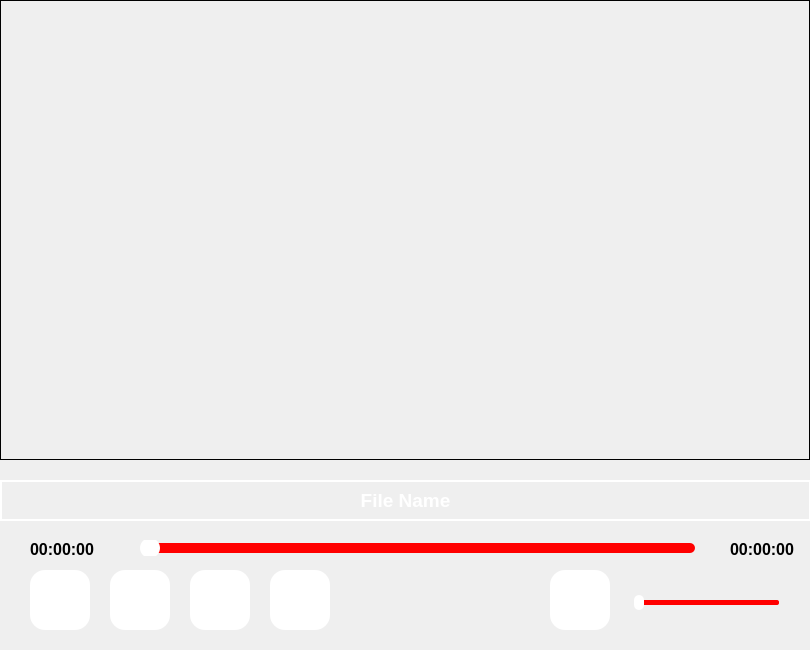
Qt form src/view/videoview.ui (thinhth510/DATN_QT) before a commit.
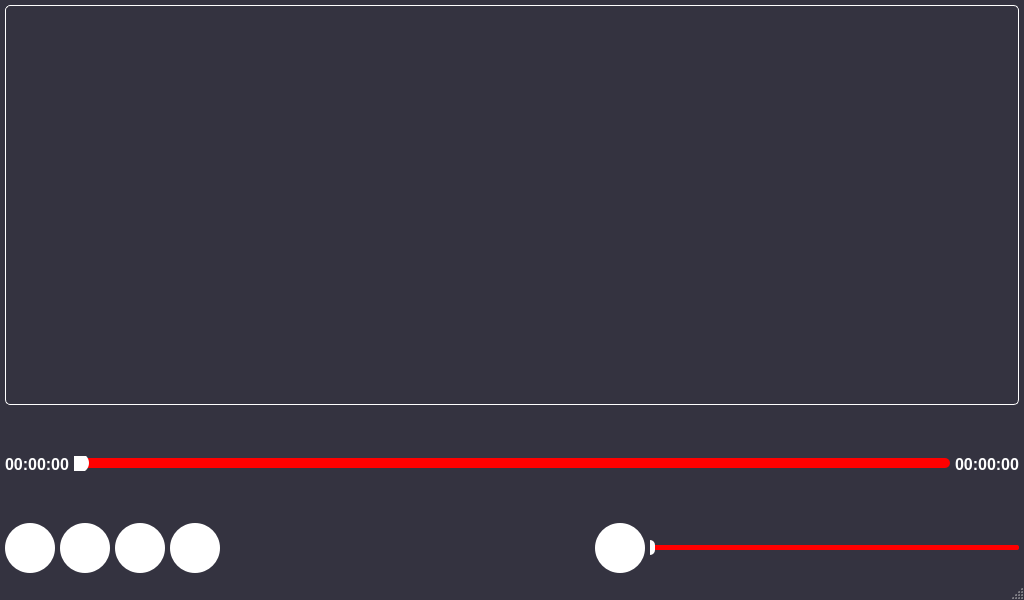
The same form after that commit.

What changed in the file:
```diff
--- a/src/view/videoview.ui
+++ b/src/view/videoview.ui
@@ -1,299 +1,312 @@
 <?xml version="1.0" encoding="UTF-8"?>
 <ui version="4.0">
  <class>VideoView</class>
- <widget class="QWidget" name="VideoView">
+ <widget class="QMainWindow" name="VideoView">
   <property name="geometry">
    <rect>
     <x>0</x>
     <y>0</y>
-    <width>810</width>
-    <height>650</height>
+    <width>1024</width>
+    <height>600</height>
    </rect>
   </property>
   <property name="windowTitle">
    <string>Form</string>
   </property>
-  <widget class="QGroupBox" name="groupBox_Video">
-   <property name="geometry">
-    <rect>
-     <x>0</x>
-     <y>0</y>
-     <width>810</width>
-     <height>460</height>
-    </rect>
-   </property>
-   <property name="styleSheet">
-    <string notr="true">QGroupBox
-{
-	border : 1px solid black;
+  <property name="styleSheet">
+   <string notr="true">QMainWindow {
+    background-color: rgb(52,51,64);
+}
+QLabel {
+    color: rgb(255,255,255);
 }</string>
-   </property>
-   <property name="title">
-    <string/>
-   </property>
-  </widget>
-  <widget class="QPushButton" name="pushButton_Seek_Backward">
-   <property name="geometry">
-    <rect>
-     <x>30</x>
-     <y>570</y>
-     <width>60</width>
-     <height>60</height>
-    </rect>
-   </property>
-   <property name="styleSheet">
-    <string notr="true">QPushButton
-{
-	border : none;
-	border-radius : 15px;
-	min-width : 60px;
-	max-width : 60px;
-	min-height : 60px;
-	max-height: 60px;
-	background-color : rgb(255,255,255);
-	color : rgb(52,51,64);
-	padding : 0px;
+  </property>
+  <widget class="QWidget" name="centralwidget">
+   <layout class="QVBoxLayout" name="verticalLayout">
+    <property name="spacing">
+     <number>5</number>
+    </property>
+    <property name="leftMargin">
+     <number>5</number>
+    </property>
+    <property name="topMargin">
+     <number>5</number>
+    </property>
+    <property name="rightMargin">
+     <number>5</number>
+    </property>
+    <property name="bottomMargin">
+     <number>5</number>
+    </property>
+    <item>
+     <widget class="QGroupBox" name="groupBox_Video">
+      <property name="minimumSize">
+       <size>
+        <width>0</width>
+        <height>400</height>
+       </size>
+      </property>
+      <property name="styleSheet">
+       <string notr="true">QGroupBox {
+    border: 1px solid rgb(255,255,255);
+    border-radius: 5px;
 }</string>
-   </property>
-   <property name="text">
-    <string/>
-   </property>
-  </widget>
-  <widget class="QPushButton" name="pushButton_Play_Pause">
-   <property name="geometry">
-    <rect>
-     <x>110</x>
-     <y>570</y>
-     <width>60</width>
-     <height>60</height>
-    </rect>
-   </property>
-   <property name="styleSheet">
-    <string notr="true">QPushButton
-{
-	border : none;
-	border-radius : 15px;
-	min-width : 60px;
-	max-width : 60px;
-	min-height : 60px;
-	max-height: 60px;
-	background-color : rgb(255,255,255);
-	color : rgb(52,51,64);
-	padding : 0px;
+      </property>
+      <property name="title">
+       <string/>
+      </property>
+     </widget>
+    </item>
+    <item>
+     <layout class="QHBoxLayout" name="timeLayout">
+      <item>
+       <widget class="QLabel" name="label_Current_Time">
+        <property name="minimumSize">
+         <size>
+          <width>60</width>
+          <height>20</height>
+         </size>
+        </property>
+        <property name="font">
+         <font>
+          <pointsize>12</pointsize>
+          <bold>true</bold>
+         </font>
+        </property>
+        <property name="text">
+         <string>00:00:00</string>
+        </property>
+       </widget>
+      </item>
+      <item>
+       <widget class="QSlider" name="horizontalSlider_Duration">
+        <property name="styleSheet">
+         <string notr="true">QSlider::groove:horizontal {
+    height: 10px;
+    background: red;
+    border-radius: 5px;
+}
+QSlider::handle:horizontal {
+    background: rgb(255,255,255);
+    width: 20px;
+    height: 20px;
+    margin: -5px -5px;
+    border-radius: 10px;
 }</string>
-   </property>
-   <property name="text">
-    <string/>
-   </property>
-  </widget>
-  <widget class="QPushButton" name="pushButton_Stop">
-   <property name="geometry">
-    <rect>
-     <x>190</x>
-     <y>570</y>
-     <width>60</width>
-     <height>60</height>
-    </rect>
-   </property>
-   <property name="styleSheet">
-    <string notr="true">QPushButton
-{
-	border : none;
-	border-radius : 15px;
-	min-width : 60px;
-	max-width : 60px;
-	min-height : 60px;
-	max-height: 60px;
-	background-color : rgb(255,255,255);
-	color : rgb(52,51,64);
-	padding : 0px;
+        </property>
+        <property name="orientation">
+         <enum>Qt::Orientation::Horizontal</enum>
+        </property>
+       </widget>
+      </item>
+      <item>
+       <widget class="QLabel" name="label_Total_Time">
+        <property name="minimumSize">
+         <size>
+          <width>60</width>
+          <height>20</height>
+         </size>
+        </property>
+        <property name="font">
+         <font>
+          <pointsize>12</pointsize>
+          <bold>true</bold>
+         </font>
+        </property>
+        <property name="text">
+         <string>00:00:00</string>
+        </property>
+       </widget>
+      </item>
+     </layout>
+    </item>
+    <item>
+     <layout class="QHBoxLayout" name="controlsLayout">
+      <item>
+       <widget class="QPushButton" name="pushButton_Seek_Backward">
+        <property name="minimumSize">
+         <size>
+          <width>50</width>
+          <height>50</height>
+         </size>
+        </property>
+        <property name="styleSheet">
+         <string notr="true">QPushButton {
+    border: none;
+    border-radius: 25px;
+    background-color: rgb(255,255,255);
+    color: rgb(52,51,64);
+    padding: 0px;
 }</string>
-   </property>
-   <property name="text">
-    <string/>
-   </property>
-  </widget>
-  <widget class="QPushButton" name="pushButton_Seek_Forward">
-   <property name="geometry">
-    <rect>
-     <x>270</x>
-     <y>570</y>
-     <width>60</width>
-     <height>60</height>
-    </rect>
-   </property>
-   <property name="styleSheet">
-    <string notr="true">QPushButton
-{
-	border : none;
-	border-radius : 15px;
-	min-width : 60px;
-	max-width : 60px;
-	min-height : 60px;
-	max-height: 60px;
-	background-color : rgb(255,255,255);
-	color : rgb(52,51,64);
-	padding : 0px;
+        </property>
+        <property name="text">
+         <string/>
+        </property>
+        <property name="iconSize">
+         <size>
+          <width>32</width>
+          <height>32</height>
+         </size>
+        </property>
+       </widget>
+      </item>
+      <item>
+       <widget class="QPushButton" name="pushButton_Play_Pause">
+        <property name="minimumSize">
+         <size>
+          <width>50</width>
+          <height>50</height>
+         </size>
+        </property>
+        <property name="styleSheet">
+         <string notr="true">QPushButton {
+    border: none;
+    border-radius: 25px;
+    background-color: rgb(255,255,255);
+    color: rgb(52,51,64);
+    padding: 0px;
 }</string>
-   </property>
-   <property name="text">
-    <string/>
-   </property>
-  </widget>
-  <widget class="QPushButton" name="pushButton_Volume">
-   <property name="geometry">
-    <rect>
-     <x>550</x>
-     <y>570</y>
-     <width>60</width>
-     <height>60</height>
-    </rect>
-   </property>
-   <property name="styleSheet">
-    <string notr="true">QPushButton
-{
-	border : none;
-	border-radius : 15px;
-	min-width : 60px;
-	max-width : 60px;
-	min-height : 60px;
-	max-height: 60px;
-	background-color : rgb(255,255,255);
-	color : rgb(52,51,64);
-	padding : 0px;
+        </property>
+        <property name="text">
+         <string/>
+        </property>
+        <property name="iconSize">
+         <size>
+          <width>32</width>
+          <height>32</height>
+         </size>
+        </property>
+       </widget>
+      </item>
+      <item>
+       <widget class="QPushButton" name="pushButton_Stop">
+        <property name="minimumSize">
+         <size>
+          <width>50</width>
+          <height>50</height>
+         </size>
+        </property>
+        <property name="styleSheet">
+         <string notr="true">QPushButton {
+    border: none;
+    border-radius: 25px;
+    background-color: rgb(255,255,255);
+    color: rgb(52,51,64);
+    padding: 0px;
 }</string>
-   </property>
-   <property name="text">
-    <string/>
-   </property>
-  </widget>
-  <widget class="QSlider" name="horizontalSlider_Volume">
-   <property name="geometry">
-    <rect>
-     <x>629</x>
-     <y>594</y>
-     <width>160</width>
-     <height>16</height>
-    </rect>
-   </property>
-   <property name="styleSheet">
-    <string notr="true">QSlider::groove:horizontal
-{
-	height : 5px;
-	width : 140px;
-	background : red;
-	border-radius : 2px;
-}
-QSlider::handle:horizontal
-{
-	background : rgb(255,255,255);
-	width : 10px;
-	height : 20px;
-	margin : -5px -5px;
-	border-radius : 5px;
+        </property>
+        <property name="text">
+         <string/>
+        </property>
+        <property name="iconSize">
+         <size>
+          <width>32</width>
+          <height>32</height>
+         </size>
+        </property>
+       </widget>
+      </item>
+      <item>
+       <widget class="QPushButton" name="pushButton_Seek_Forward">
+        <property name="minimumSize">
+         <size>
+          <width>50</width>
+          <height>50</height>
+         </size>
+        </property>
+        <property name="styleSheet">
+         <string notr="true">QPushButton {
+    border: none;
+    border-radius: 25px;
+    background-color: rgb(255,255,255);
+    color: rgb(52,51,64);
+    padding: 0px;
 }</string>
-   </property>
-   <property name="orientation">
-    <enum>Qt::Orientation::Horizontal</enum>
-   </property>
-  </widget>
-  <widget class="QSlider" name="horizontalSlider_Duration">
-   <property name="geometry">
-    <rect>
-     <x>120</x>
-     <y>540</y>
-     <width>601</width>
-     <height>16</height>
-    </rect>
-   </property>
-   <property name="styleSheet">
-    <string notr="true">QSlider::groove:horizontal
-{
-	height : 10px;
-	width : 550px;
-	background : red;
-	border-radius : 5px;
+        </property>
+        <property name="text">
+         <string/>
+        </property>
+        <property name="iconSize">
+         <size>
+          <width>32</width>
+          <height>32</height>
+         </size>
+        </property>
+       </widget>
+      </item>
+      <item>
+       <spacer name="horizontalSpacer">
+        <property name="orientation">
+         <enum>Qt::Orientation::Horizontal</enum>
+        </property>
+        <property name="sizeHint" stdset="0">
+         <size>
+          <width>40</width>
+          <height>20</height>
+         </size>
+        </property>
+       </spacer>
+      </item>
+      <item>
+       <widget class="QPushButton" name="pushButton_Volume">
+        <property name="minimumSize">
+         <size>
+          <width>50</width>
+          <height>50</height>
+         </size>
+        </property>
+        <property name="styleSheet">
+         <string notr="true">QPushButton {
+    border: none;
+    border-radius: 25px;
+    background-color: rgb(255,255,255);
+    color: rgb(52,51,64);
+    padding: 0px;
+}</string>
+        </property>
+        <property name="text">
+         <string/>
+        </property>
+        <property name="iconSize">
+         <size>
+          <width>32</width>
+          <height>32</height>
+         </size>
+        </property>
+       </widget>
+      </item>
+      <item>
+       <widget class="QSlider" name="horizontalSlider_Volume">
+        <property name="minimumSize">
+         <size>
+          <width>150</width>
+          <height>0</height>
+         </size>
+        </property>
+        <property name="styleSheet">
+         <string notr="true">QSlider::groove:horizontal {
+    height: 5px;
+    background: red;
+    border-radius: 2px;
 }
-QSlider::handle:horizontal
-{
-	background : rgb(255,255,255);
-	width : 20px;
-	height : 40px;
-	margin : -5px -5px;
-	border-radius : 10px;
+QSlider::handle:horizontal {
+    background: rgb(255,255,255);
+    width: 10px;
+    height: 20px;
+    margin: -5px -5px;
+    border-radius: 5px;
 }</string>
-   </property>
-   <property name="orientation">
-    <enum>Qt::Orientation::Horizontal</enum>
-   </property>
+        </property>
+        <property name="orientation">
+         <enum>Qt::Orientation::Horizontal</enum>
+        </property>
+       </widget>
+      </item>
+     </layout>
+    </item>
+   </layout>
   </widget>
-  <widget class="QLabel" name="label_Current_Time">
-   <property name="geometry">
-    <rect>
-     <x>30</x>
-     <y>540</y>
-     <width>66</width>
-     <height>18</height>
-    </rect>
-   </property>
-   <property name="font">
-    <font>
-     <pointsize>12</pointsize>
-     <bold>true</bold>
-    </font>
-   </property>
-   <property name="text">
-    <string>00:00:00</string>
-   </property>
-  </widget>
-  <widget class="QLabel" name="label_Total_Time">
-   <property name="geometry">
-    <rect>
-     <x>730</x>
-     <y>540</y>
-     <width>66</width>
-     <height>18</height>
-    </rect>
-   </property>
-   <property name="font">
-    <font>
-     <pointsize>12</pointsize>
-     <bold>true</bold>
-    </font>
-   </property>
-   <property name="text">
-    <string>00:00:00</string>
-   </property>
-  </widget>
-  <widget class="QLabel" name="label_File_Name">
-   <property name="geometry">
-    <rect>
-     <x>0</x>
-     <y>480</y>
-     <width>811</width>
-     <height>41</height>
-    </rect>
-   </property>
-   <property name="font">
-    <font>
-     <pointsize>14</pointsize>
-     <bold>true</bold>
-    </font>
-   </property>
-   <property name="styleSheet">
-    <string notr="true">QLabel
-{
-	color : rgb(255,255,255);
-	border : 2px solid rgb(255,255,255);
-}</string>
-   </property>
-   <property name="text">
-    <string>File Name</string>
-   </property>
-   <property name="alignment">
-    <set>Qt::AlignmentFlag::AlignCenter</set>
-   </property>
-  </widget>
+  <widget class="QStatusBar" name="statusbar"/>
  </widget>
  <resources/>
  <connections/>
```
Left out of the diff: 2 changed lines with no effect on the pictures.
